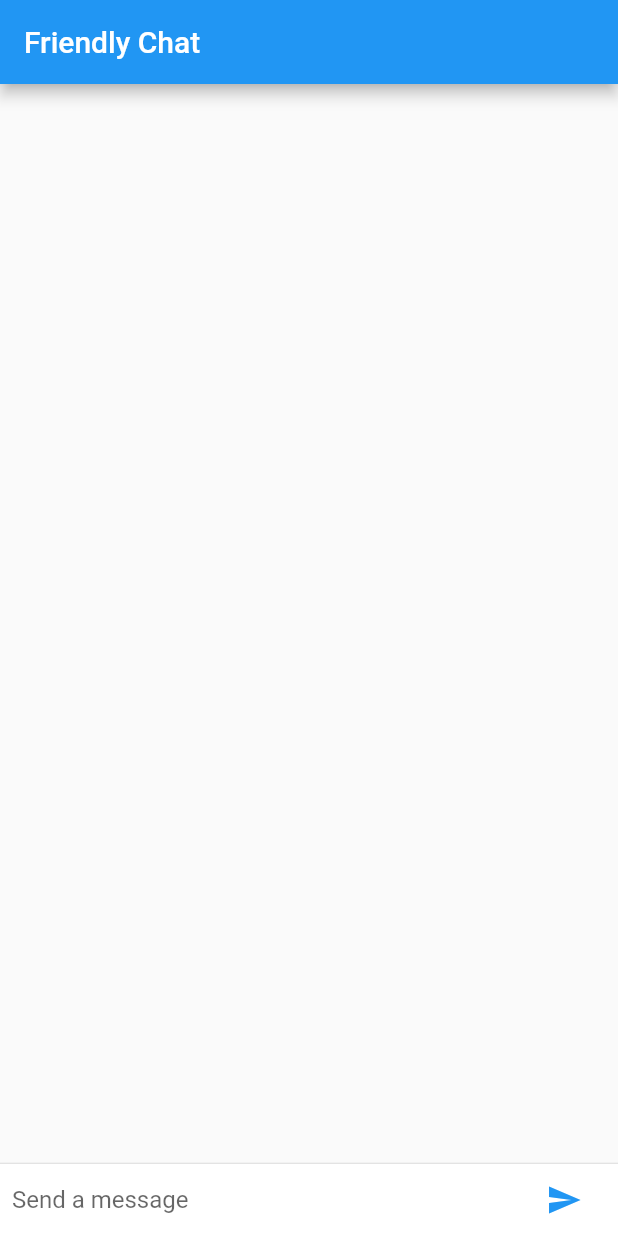
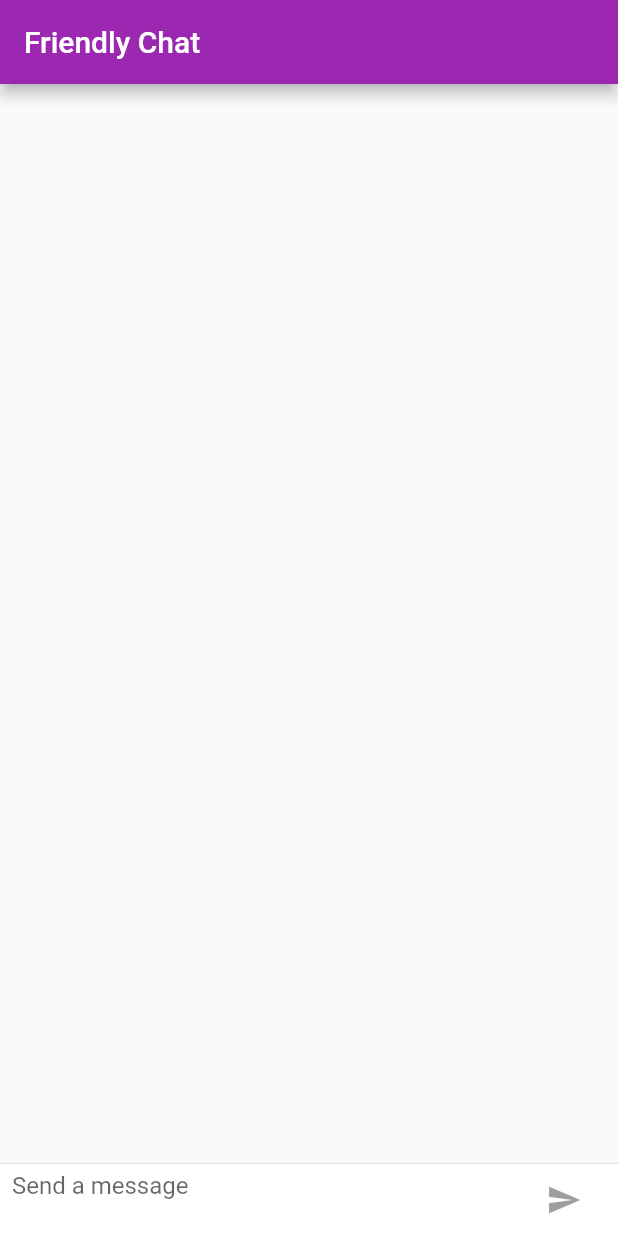
Before and after one commit to KEN-chan/friendly_chat, a Flutter app: the screen it shows after launch, on a phone screen of 412 x 824 dp. Run offline on Flutter 3.47's test engine with Material 2 defaults, Android fonts, the phone set to English and light mode, and no system bars.

Commit message:
Create chat app

```diff
--- a/lib/main.dart
+++ b/lib/main.dart
@@ -1,12 +1,35 @@
 import 'package:flutter/material.dart';
 import 'screens/chat_screen.dart';
+import 'package:flutter/foundation.dart';
 
 void main() {
 
   runApp(
-    MaterialApp(
-      title: "Friendly Chat",
-      home: ChatScreen(),
-    ),
+    FriendlychatApp(),
   );
 }
+
+class FriendlychatApp extends StatelessWidget {
+
+  final ThemeData kIOSTheme = new ThemeData(
+    primarySwatch: Colors.orange,
+    primaryColor: Colors.grey[100],
+    primaryColorBrightness: Brightness.light,
+  );
+
+  final ThemeData kDefaultTheme = new ThemeData(
+    primarySwatch: Colors.purple,
+    accentColor: Colors.orangeAccent[400],
+  );
+
+  @override
+  Widget build(BuildContext context) {
+    return new MaterialApp(
+      title: "Friendlychat",
+      theme: defaultTargetPlatform == TargetPlatform.iOS         //new
+          ? kIOSTheme                                              //new
+          : kDefaultTheme,                                         //new
+      home: ChatScreen(),
+    );
+  }
+}
--- a/lib/screens/chat_screen.dart
+++ b/lib/screens/chat_screen.dart
@@ -1,5 +1,6 @@
 import 'package:flutter/material.dart';
 import '../widgets/chat_message.dart';
+import 'package:flutter/cupertino.dart';
 
 class ChatScreen extends StatefulWidget {
 
@@ -9,18 +10,29 @@ class ChatScreen extends StatefulWidget {
   }
 }
 
-class ChatScreenState extends State<ChatScreen> {
+class ChatScreenState extends State<ChatScreen> with TickerProviderStateMixin {
 
   final List<ChatMessage> messages = <ChatMessage>[];
   final TextEditingController textController = new TextEditingController();
+  bool isComposing = false;
 
   @override
   Widget build(BuildContext context) {
 
     return Scaffold(
-      appBar: AppBar(title: Text("Friendly Chat")),
+      appBar: AppBar(
+        title: Text("Friendly Chat"),
+        elevation: Theme.of(context).platform == TargetPlatform.iOS ? 1.0 : 4.0,
+      ),
       body: buildBody(context),
     );
+  }
+
+  @override
+  void dispose() {
+    for (ChatMessage message in messages)
+      message.animationController.dispose();
+    super.dispose();
   }
 
   Widget buildBody(BuildContext context) {
@@ -57,37 +69,84 @@ class ChatScreenState extends State<ChatScreen> {
   }
 
   Widget buildTextComposer(BuildContext context) {
-    return Container(
-      margin: EdgeInsets.symmetric(horizontal: 8.0),
-      child: Row(
-        children: <Widget>[
-          Flexible(
-            child: TextField(
-              controller: textController,
-              onSubmitted: handleSubmitted,
-              decoration: InputDecoration.collapsed(hintText: "Send a message"),
+    return new IconTheme(
+      data: new IconThemeData(color: Theme.of(context).accentColor),
+      child: new Container(
+        margin: const EdgeInsets.symmetric(horizontal: 8.0),
+        child: new Row(
+          children: <Widget>[
+            new Flexible(
+              child: new TextField(
+                controller: textController,
+                onChanged: handleChanged,
+                onSubmitted: handleSubmitted,
+                decoration: new InputDecoration.collapsed(hintText: "Send a message"),
+                maxLines: 2,
+              ),
             ),
-          ),
-          Container(
-            margin: EdgeInsets.symmetric(horizontal: 4.0),
-            child: IconButton(
-              icon: Icon(Icons.send),
-              color: Theme.of(context).accentColor,
-              onPressed: () => handleSubmitted(textController.text) ,
+            new Container(
+              margin: new EdgeInsets.symmetric(horizontal: 4.0),
+              child: buildIconButton(context),
             ),
-          )
-        ],
+          ],
+        ),
       ),
     );
   }
 
+  Widget buildIconButton(BuildContext context) {
+
+    return Theme.of(context).platform == TargetPlatform.iOS ? buildIOSButton() : buildAndroidButton();
+  }
+
+  Widget buildIOSButton() {
+
+    return CupertinoButton(
+      child: Text('Send'),
+      onPressed: onPressed(),
+    );
+  }
+
+  Widget buildAndroidButton() {
+
+    return IconButton(
+      icon: Icon(Icons.send),
+      onPressed: onPressed(),
+    );
+  }
+
+  onPressed() {
+
+     return isComposing
+        ? () => handleSubmitted(textController.text)
+        : null;
+  }
+
+  handleChanged(String text) {
+
+    setState(() {
+      isComposing = text.length > 0;
+    });
+  }
+
   handleSubmitted(String text) {
+
+    if (!isComposing) return;
+
     textController.clear();
 
-    var message = ChatMessage(text: text, senderName: "Kenta");
+    var message = ChatMessage(
+      text: text,
+      senderName: "Kenta",
+      animationController: AnimationController(
+        duration: Duration(milliseconds: 300),
+        vsync: this,
+      ),
+    );
     setState(() {
+      isComposing = false;
       messages.insert(0, message);
     });
-
+    message.animationController.forward();
   }
 }
```
Also changed, not shown: lib/widgets/chat_message.dart (+12 -3 lines).
